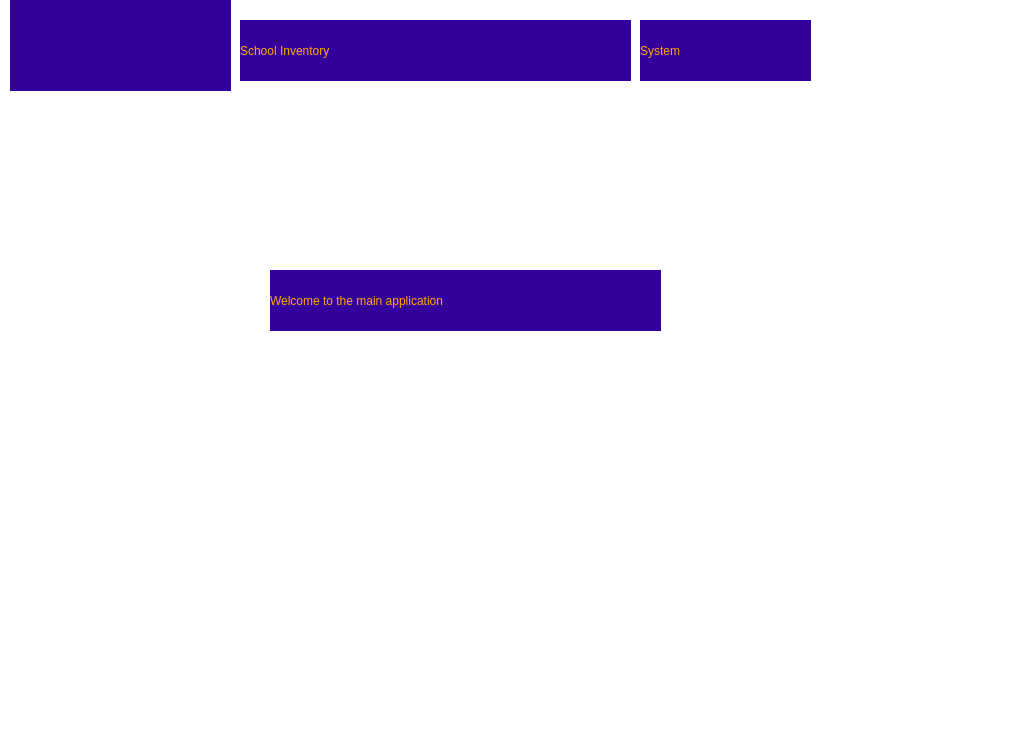
First picture: the form in InventorySys.ui, repository Maximus-Ay/ICT-U-School-Inventory-System-Using-PyQT5, before the edit.
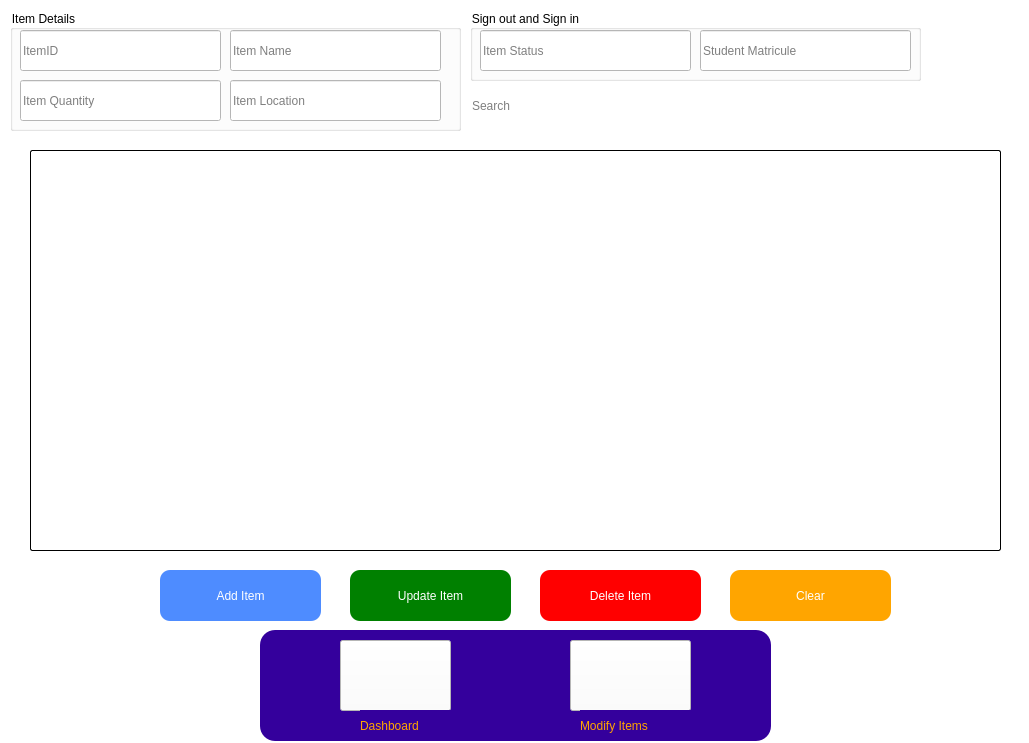
Second picture: the form after the edit. Icons and pictures are not drawn.

Commit message: Designing the Inventory Section for Add Items

```diff
--- a/InventorySys.ui
+++ b/InventorySys.ui
@@ -20,82 +20,378 @@
   <property name="styleSheet">
    <string notr="true">background-color: white;</string>
   </property>
-  <widget class="QLabel" name="ICTU_Image">
-   <property name="geometry">
-    <rect>
-     <x>10</x>
-     <y>0</y>
-     <width>221</width>
-     <height>91</height>
-    </rect>
-   </property>
-   <property name="styleSheet">
-    <string notr="true">font: 36pt &quot;MS Shell Dlg 2&quot;;
-background-color: rgb(52, 0, 156)</string>
-   </property>
-   <property name="text">
-    <string/>
-   </property>
-   <property name="pixmap">
-    <pixmap resource="My_resource.qrc">:/Images/ICT logo.png</pixmap>
-   </property>
-   <property name="scaledContents">
-    <bool>true</bool>
-   </property>
-  </widget>
-  <widget class="QLabel" name="label">
-   <property name="geometry">
-    <rect>
-     <x>240</x>
-     <y>20</y>
-     <width>391</width>
-     <height>61</height>
-    </rect>
-   </property>
-   <property name="styleSheet">
-    <string notr="true">font: 30pt &quot;MS Shell Dlg 2&quot;;
-color: #FFA500;
-background-color: rgb(52, 0, 156);</string>
-   </property>
-   <property name="text">
-    <string>School Inventory</string>
-   </property>
-  </widget>
-  <widget class="QLabel" name="label_2">
-   <property name="geometry">
-    <rect>
-     <x>640</x>
-     <y>20</y>
-     <width>171</width>
-     <height>61</height>
-    </rect>
-   </property>
-   <property name="styleSheet">
-    <string notr="true">font: 30pt &quot;MS Shell Dlg 2&quot;;
-color: #FFA500;
-background-color: rgb(52, 0, 156);</string>
-   </property>
-   <property name="text">
-    <string>System</string>
-   </property>
-  </widget>
   <widget class="QLabel" name="label_3">
    <property name="geometry">
     <rect>
-     <x>270</x>
-     <y>270</y>
-     <width>391</width>
-     <height>61</height>
+     <x>260</x>
+     <y>630</y>
+     <width>511</width>
+     <height>111</height>
     </rect>
    </property>
    <property name="styleSheet">
     <string notr="true">font: 75 italic 12pt &quot;Arial&quot;;
 color: #FFA500;
+background-color: rgb(52, 0, 156);
+border-radius: 15px;</string>
+   </property>
+   <property name="text">
+    <string/>
+   </property>
+  </widget>
+  <widget class="QStackedWidget" name="stackedWidget">
+   <property name="geometry">
+    <rect>
+     <x>10</x>
+     <y>60</y>
+     <width>1011</width>
+     <height>561</height>
+    </rect>
+   </property>
+   <property name="styleSheet">
+    <string notr="true">QWidget{
+	border-radius: 15px;
+}</string>
+   </property>
+   <property name="currentIndex">
+    <number>1</number>
+   </property>
+   <widget class="QWidget" name="Dashboard">
+    <widget class="QLabel" name="label_6">
+     <property name="geometry">
+      <rect>
+       <x>280</x>
+       <y>160</y>
+       <width>401</width>
+       <height>61</height>
+      </rect>
+     </property>
+     <property name="styleSheet">
+      <string notr="true">font: 30pt &quot;MS Shell Dlg 2&quot;;
+color: #FFA500;
 background-color: rgb(52, 0, 156);</string>
+     </property>
+     <property name="text">
+      <string>DashBoard</string>
+     </property>
+    </widget>
+   </widget>
+   <widget class="QWidget" name="AddItemsPage_2">
+    <property name="styleSheet">
+     <string notr="true">QWidget{
+background-color: white;
+}</string>
+    </property>
+    <widget class="QPushButton" name="AddItemBtn">
+     <property name="geometry">
+      <rect>
+       <x>150</x>
+       <y>510</y>
+       <width>161</width>
+       <height>51</height>
+      </rect>
+     </property>
+     <property name="styleSheet">
+      <string notr="true">QPushButton{
+	color: white;
+	background-color: rgb(78, 140, 255);
+	font: 14pt &quot;MS Shell Dlg 2&quot;;
+	border-radius: 10px;
+}</string>
+     </property>
+     <property name="text">
+      <string>Add Item</string>
+     </property>
+    </widget>
+    <widget class="QPushButton" name="UpdateItemBtn">
+     <property name="geometry">
+      <rect>
+       <x>340</x>
+       <y>510</y>
+       <width>161</width>
+       <height>51</height>
+      </rect>
+     </property>
+     <property name="styleSheet">
+      <string notr="true">QPushButton{
+	color: white;
+	background-color: green;	
+	font: 14pt &quot;MS Shell Dlg 2&quot;;
+	border-radius: 10px;
+}</string>
+     </property>
+     <property name="text">
+      <string>Update Item</string>
+     </property>
+    </widget>
+    <widget class="QPushButton" name="DeleteItem">
+     <property name="geometry">
+      <rect>
+       <x>530</x>
+       <y>510</y>
+       <width>161</width>
+       <height>51</height>
+      </rect>
+     </property>
+     <property name="styleSheet">
+      <string notr="true">QPushButton{
+	color: white;
+	background-color: red;	
+	font: 14pt &quot;MS Shell Dlg 2&quot;;
+	border-radius: 10px;
+}</string>
+     </property>
+     <property name="text">
+      <string>Delete Item</string>
+     </property>
+    </widget>
+    <widget class="QPushButton" name="ClearBtn">
+     <property name="geometry">
+      <rect>
+       <x>720</x>
+       <y>510</y>
+       <width>161</width>
+       <height>51</height>
+      </rect>
+     </property>
+     <property name="styleSheet">
+      <string notr="true">QPushButton{
+	color: white;
+	background-color: orange;	
+	font: 14pt &quot;MS Shell Dlg 2&quot;;
+	border-radius: 10px;
+}</string>
+     </property>
+     <property name="text">
+      <string>Clear</string>
+     </property>
+    </widget>
+    <widget class="QTableWidget" name="tableWidget">
+     <property name="geometry">
+      <rect>
+       <x>20</x>
+       <y>90</y>
+       <width>971</width>
+       <height>401</height>
+      </rect>
+     </property>
+     <property name="styleSheet">
+      <string notr="true">border: 1px solid;
+border-radius: 2px;</string>
+     </property>
+    </widget>
+    <widget class="QLineEdit" name="lineEdit_8">
+     <property name="geometry">
+      <rect>
+       <x>460</x>
+       <y>30</y>
+       <width>451</width>
+       <height>31</height>
+      </rect>
+     </property>
+     <property name="placeholderText">
+      <string>Search</string>
+     </property>
+    </widget>
+   </widget>
+  </widget>
+  <widget class="QPushButton" name="pushButton">
+   <property name="geometry">
+    <rect>
+     <x>340</x>
+     <y>640</y>
+     <width>111</width>
+     <height>71</height>
+    </rect>
    </property>
+   <property name="styleSheet">
+    <string notr="true">background-color: rgb(52, 0, 156);
+QPushButton::hover{
+	background-color: rgb(29, 127, 157);
+}</string>
+   </property>
    <property name="text">
-    <string>Welcome to the main application</string>
+    <string/>
    </property>
+   <property name="icon">
+    <iconset resource="My_resource.qrc">
+     <normaloff>:/Images/Downloads/dashboard.png</normaloff>:/Images/Downloads/dashboard.png</iconset>
+   </property>
+   <property name="iconSize">
+    <size>
+     <width>100</width>
+     <height>100</height>
+    </size>
+   </property>
+  </widget>
+  <widget class="QPushButton" name="pushButton_2">
+   <property name="geometry">
+    <rect>
+     <x>570</x>
+     <y>640</y>
+     <width>121</width>
+     <height>71</height>
+    </rect>
+   </property>
+   <property name="styleSheet">
+    <string notr="true">background-color: rgb(52, 0, 156);
+QPushButton::hover{
+	background-color: rgb(29, 127, 157);
+}</string>
+   </property>
+   <property name="text">
+    <string/>
+   </property>
+   <property name="icon">
+    <iconset resource="My_resource.qrc">
+     <normaloff>:/Images/playlist.png</normaloff>:/Images/playlist.png</iconset>
+   </property>
+   <property name="iconSize">
+    <size>
+     <width>80</width>
+     <height>80</height>
+    </size>
+   </property>
+  </widget>
+  <widget class="QLabel" name="label_7">
+   <property name="geometry">
+    <rect>
+     <x>360</x>
+     <y>710</y>
+     <width>91</width>
+     <height>31</height>
+    </rect>
+   </property>
+   <property name="styleSheet">
+    <string notr="true">font: 11pt &quot;MS Shell Dlg 2&quot;;
+color: #FFA500;
+background-color: rgb(52, 0, 156);</string>
+   </property>
+   <property name="text">
+    <string>Dashboard</string>
+   </property>
+  </widget>
+  <widget class="QLabel" name="label_8">
+   <property name="geometry">
+    <rect>
+     <x>580</x>
+     <y>710</y>
+     <width>111</width>
+     <height>31</height>
+    </rect>
+   </property>
+   <property name="styleSheet">
+    <string notr="true">font: 11pt &quot;MS Shell Dlg 2&quot;;
+color: #FFA500;
+background-color: rgb(52, 0, 156);</string>
+   </property>
+   <property name="text">
+    <string>Modify Items</string>
+   </property>
+  </widget>
+  <widget class="QGroupBox" name="groupBox">
+   <property name="geometry">
+    <rect>
+     <x>10</x>
+     <y>10</y>
+     <width>451</width>
+     <height>121</height>
+    </rect>
+   </property>
+   <property name="title">
+    <string>Item Details</string>
+   </property>
+   <widget class="QLineEdit" name="lineEdit_2">
+    <property name="geometry">
+     <rect>
+      <x>10</x>
+      <y>20</y>
+      <width>201</width>
+      <height>41</height>
+     </rect>
+    </property>
+    <property name="placeholderText">
+     <string>ItemID</string>
+    </property>
+   </widget>
+   <widget class="QLineEdit" name="lineEdit_3">
+    <property name="geometry">
+     <rect>
+      <x>220</x>
+      <y>20</y>
+      <width>211</width>
+      <height>41</height>
+     </rect>
+    </property>
+    <property name="placeholderText">
+     <string>Item Name</string>
+    </property>
+   </widget>
+   <widget class="QLineEdit" name="lineEdit_4">
+    <property name="geometry">
+     <rect>
+      <x>10</x>
+      <y>70</y>
+      <width>201</width>
+      <height>41</height>
+     </rect>
+    </property>
+    <property name="placeholderText">
+     <string>Item Quantity</string>
+    </property>
+   </widget>
+   <widget class="QLineEdit" name="lineEdit_6">
+    <property name="geometry">
+     <rect>
+      <x>220</x>
+      <y>70</y>
+      <width>211</width>
+      <height>41</height>
+     </rect>
+    </property>
+    <property name="placeholderText">
+     <string>Item Location</string>
+    </property>
+   </widget>
+  </widget>
+  <widget class="QGroupBox" name="groupBox_2">
+   <property name="geometry">
+    <rect>
+     <x>470</x>
+     <y>10</y>
+     <width>451</width>
+     <height>71</height>
+    </rect>
+   </property>
+   <property name="title">
+    <string>Sign out and Sign in</string>
+   </property>
+   <widget class="QLineEdit" name="lineEdit_5">
+    <property name="geometry">
+     <rect>
+      <x>10</x>
+      <y>20</y>
+      <width>211</width>
+      <height>41</height>
+     </rect>
+    </property>
+    <property name="placeholderText">
+     <string>Item Status</string>
+    </property>
+   </widget>
+   <widget class="QLineEdit" name="lineEdit_7">
+    <property name="geometry">
+     <rect>
+      <x>230</x>
+      <y>20</y>
+      <width>211</width>
+      <height>41</height>
+     </rect>
+    </property>
+    <property name="placeholderText">
+     <string>Student Matricule</string>
+    </property>
+   </widget>
   </widget>
  </widget>
  <resources>
```
Left out of the diff: 1 changed line with no effect on the pictures. The commit also changes 6 other files.
